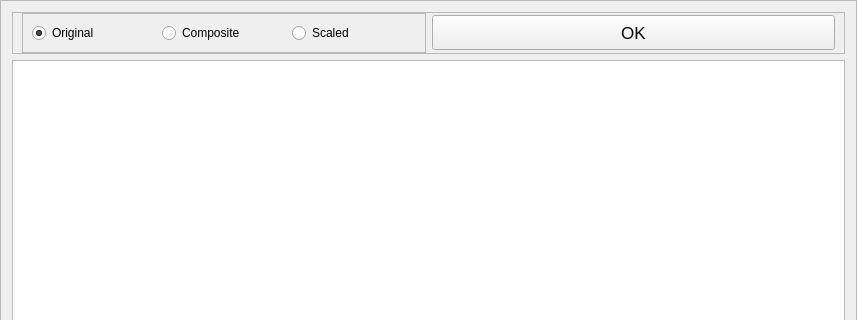
Before: the Qt Designer form python_interface/uis/viewBiasFiles.ui in cbgp/diyabc, drawn with Qt 5; both pictures show x 0 to 857 and y 0 to 320 of the 857 by 629 pixel window.
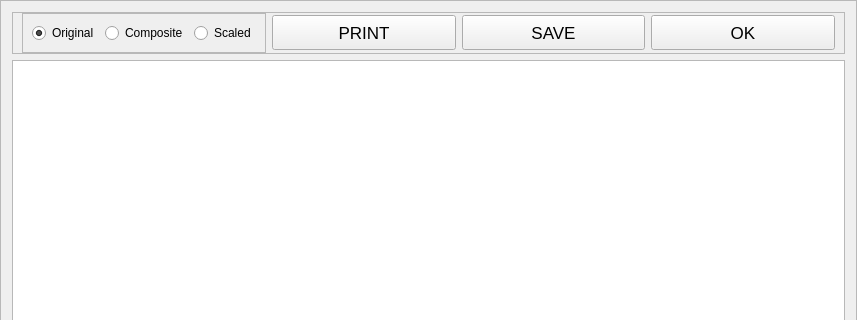
After: the same form once the commit is applied.

Commit message: print text ok, font et save et bias todo

```diff
--- a/python_interface/uis/viewBiasFiles.ui
+++ b/python_interface/uis/viewBiasFiles.ui
@@ -71,6 +71,54 @@
         </layout>
        </widget>
       </item>
+      <item>
+       <widget class="QPushButton" name="printButton">
+        <property name="minimumSize">
+         <size>
+          <width>0</width>
+          <height>35</height>
+         </size>
+        </property>
+        <property name="maximumSize">
+         <size>
+          <width>16777215</width>
+          <height>35</height>
+         </size>
+        </property>
+        <property name="font">
+         <font>
+          <pointsize>13</pointsize>
+         </font>
+        </property>
+        <property name="text">
+         <string>PRINT</string>
+        </property>
+       </widget>
+      </item>
+      <item>
+       <widget class="QPushButton" name="saveButton">
+        <property name="minimumSize">
+         <size>
+          <width>0</width>
+          <height>35</height>
+         </size>
+        </property>
+        <property name="maximumSize">
+         <size>
+          <width>16777215</width>
+          <height>35</height>
+         </size>
+        </property>
+        <property name="font">
+         <font>
+          <pointsize>13</pointsize>
+         </font>
+        </property>
+        <property name="text">
+         <string>SAVE</string>
+        </property>
+       </widget>
+      </item>
       <item>
        <widget class="QPushButton" name="okButton">
         <property name="minimumSize">
```
The commit also changes 5 other files.
